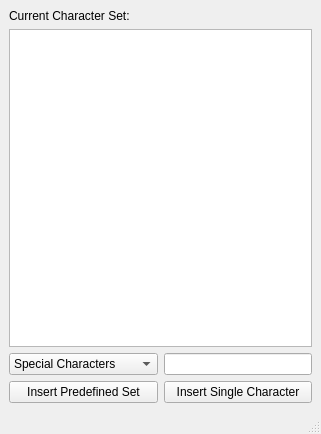
First picture: the form in GUI/CharsetWindow.ui, repository NicoSchrodt/EncryptionService, before the edit.
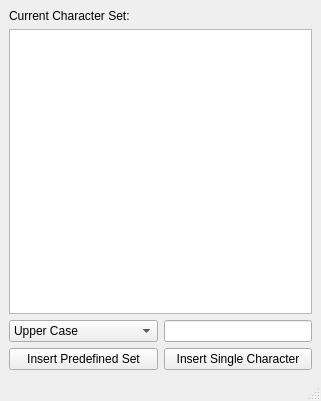
Second picture: the form after the edit.

Commit message: Added functionality to CharsetWindow.

What changed in the file:
```diff
--- a/GUI/CharsetWindow.ui
+++ b/GUI/CharsetWindow.ui
@@ -7,7 +7,7 @@
     <x>0</x>
     <y>0</y>
     <width>321</width>
-    <height>434</height>
+    <height>401</height>
    </rect>
   </property>
   <property name="sizePolicy">
@@ -54,6 +54,16 @@
           <verstretch>0</verstretch>
          </sizepolicy>
         </property>
+        <item>
+         <property name="text">
+          <string>Upper Case</string>
+         </property>
+        </item>
+        <item>
+         <property name="text">
+          <string>Lower Case</string>
+         </property>
+        </item>
         <item>
          <property name="text">
           <string>Special Characters</string>
```
Left out of the diff: 20 changed lines with no effect on the pictures. The commit also changes 1 other file.
